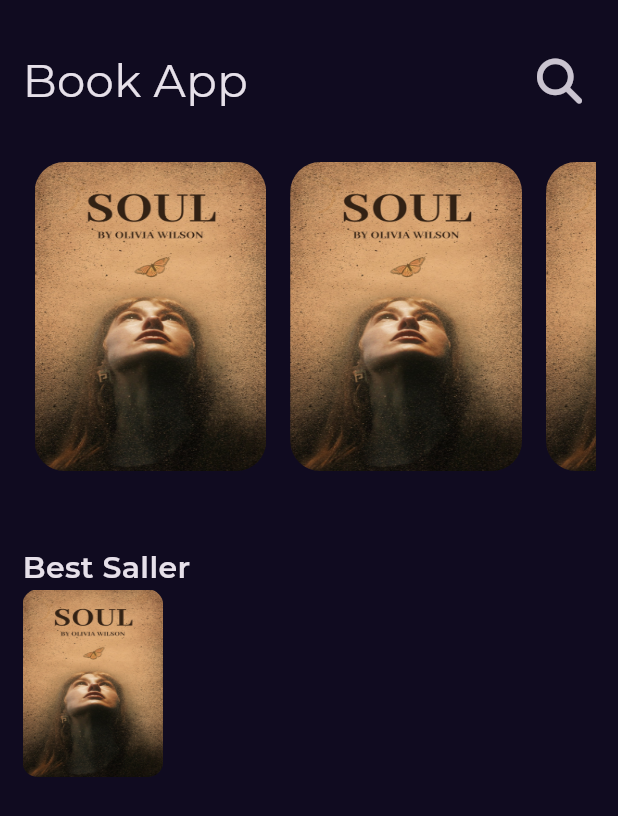
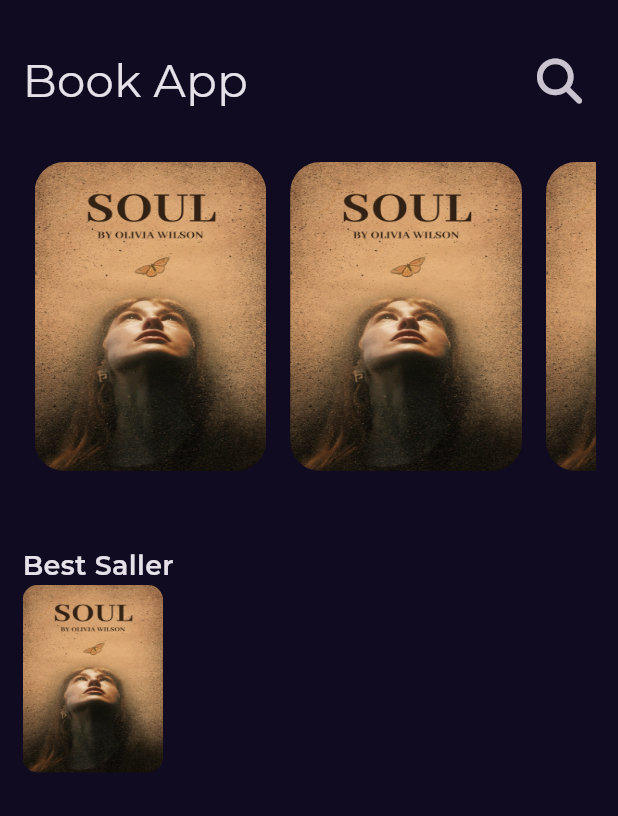
Before and after one commit to EsAm1973/book-store, a Flutter app: the screen it shows after launch, on a phone screen of 412 x 824 dp. Shown: the top 816 px of the screen. Run offline on Flutter 3.47's test engine with Material 3 defaults, Android fonts, the phone set to English and light mode, and no system bars; our stand-ins replace font_awesome_flutter, get, google_fonts.

Commit message:
Make a font styles of application

```diff
--- a/lib/Core/utils/styles.dart
+++ b/lib/Core/utils/styles.dart
@@ -1,9 +1,30 @@
 import 'dart:ui';
 import 'package:flutter/material.dart';
 
+//This is the styles of app use it on other apps
 abstract class Styles {
-  static const titleMeidum = TextStyle(
-    fontSize: 20,
+  static const textStyle18 = TextStyle(
+    fontSize: 18,
     fontWeight: FontWeight.w600,
   );
+
+  static const textStyle20 = TextStyle(
+    fontSize: 20,
+    fontWeight: FontWeight.normal,
+  );
+
+  static const textStyle14 = TextStyle(
+    fontSize: 14,
+    fontWeight: FontWeight.normal,
+  );
+
+  static const textStyle16 = TextStyle(
+    fontSize: 16,
+    fontWeight: FontWeight.w500,
+  );
+
+  static const textStyle30 = TextStyle(
+    fontSize: 30,
+    fontWeight: FontWeight.normal,
+  );
 }
--- a/lib/Features/home/presentation/views/widgets/home_view_body.dart
+++ b/lib/Features/home/presentation/views/widgets/home_view_body.dart
@@ -22,7 +22,7 @@ class HomeViewBody extends StatelessWidget {
             ),
             Text(
               'Best Saller',
-              style: Styles.titleMeidum,
+              style: Styles.textStyle18,
             ),
             BestSallerListViewItem(),
           ],
--- a/lib/constants.dart
+++ b/lib/constants.dart
@@ -3,3 +3,4 @@ import 'dart:ui';
 const kPrimaryColor = Color(0xff100B20);
 const kTransitionDuration = Duration(milliseconds: 250);
 const kTestImage='assets/images/test.jpg';
+// You can add font family here if you need
```
